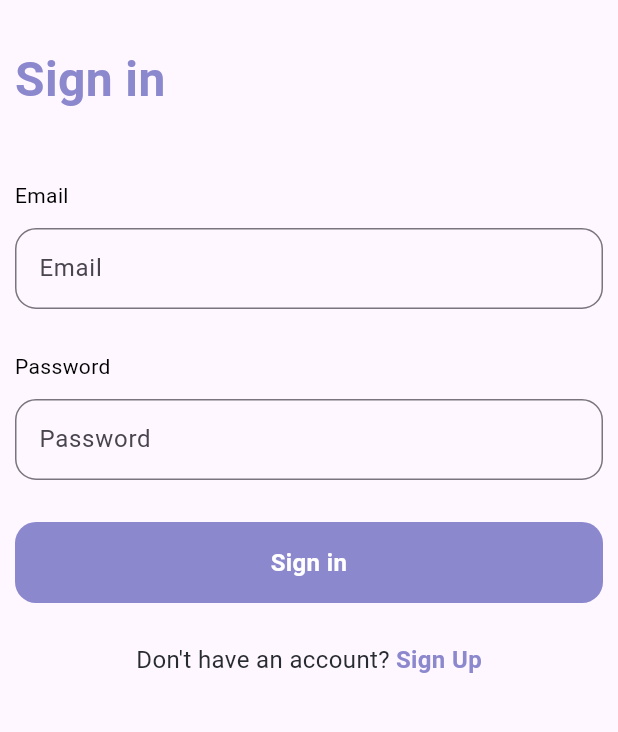
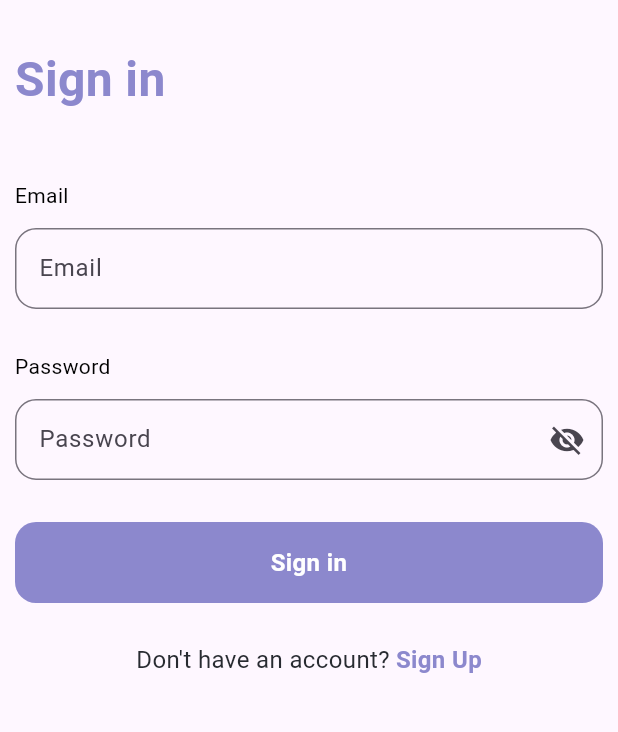
Before and after one commit to shakhawat-khan/easy-do, a Flutter app: the screen it shows after launch, on a phone screen of 412 x 824 dp, the part 270-1002 px from its top. Run offline on Flutter 3.47's test engine with Material 3 defaults, Android fonts, the phone set to English and light mode, and no system bars; our stand-ins replace flutter_riverpod, go_router, riverpod_annotation, sizer; generated files the repository leaves out were written again; Roboto replaces fonts that are missing (Manrope).

```diff
--- a/lib/src/app.dart
+++ b/lib/src/app.dart
@@ -1,4 +1,3 @@
-import 'package:easy_do/src/modules/splash/view/splash_view.dart';
 import 'package:easy_do/src/routing/app_route.dart';
 import 'package:easy_do/src/theme/light/light_theme.dart';
 import 'package:flutter/material.dart';
--- /dev/null
+++ b/lib/src/components/sign_topbar.dart
@@ -0,0 +1,40 @@
+import 'package:easy_do/src/utils/helpers.dart';
+import 'package:flutter/material.dart';
+
+class SIgnInTopBar extends StatelessWidget {
+  const SIgnInTopBar({
+    super.key,
+  });
+
+  @override
+  Widget build(BuildContext context) {
+    return Container(
+      width: MediaQuery.sizeOf(context).width,
+      height: 180,
+      decoration: ShapeDecoration(
+        image: DecorationImage(
+          image: AssetImage(Helpers.splashColor),
+          fit: BoxFit.fill,
+        ),
+        shape: const RoundedRectangleBorder(
+          borderRadius: BorderRadius.only(
+            bottomLeft: Radius.circular(28),
+            bottomRight: Radius.circular(28),
+          ),
+        ),
+      ),
+      child: Center(
+        child: SizedBox(
+          height: 80,
+          width: 80,
+          child: Image(
+            fit: BoxFit.contain,
+            image: AssetImage(
+              Helpers.splashLogo,
+            ),
+          ),
+        ),
+      ),
+    );
+  }
+}
--- a/lib/src/modules/sign_in/view/sign_in_view.dart
+++ b/lib/src/modules/sign_in/view/sign_in_view.dart
@@ -1,14 +1,20 @@
 import 'package:easy_do/src/components/custom_extended_button.dart';
-import 'package:easy_do/src/components/signIn_signUp_text.dart';
+import 'package:easy_do/src/components/signin_signup_text.dart';
+
+import 'package:easy_do/src/components/sign_topbar.dart';
 import 'package:easy_do/src/constants/app_sizer.dart';
-import 'package:easy_do/src/utils/hex_color.dart';
+import 'package:easy_do/src/modules/sign_in/providers/sign_in_provider.dart';
+import 'package:easy_do/src/routing/app_route.dart';
+
 import 'package:flutter/material.dart';
+import 'package:flutter_riverpod/flutter_riverpod.dart';
+import 'package:go_router/go_router.dart';
 
-class SignInView extends StatelessWidget {
+class SignInView extends ConsumerWidget {
   const SignInView({super.key});
 
   @override
-  Widget build(BuildContext context) {
+  Widget build(BuildContext context, WidgetRef ref) {
     return SafeArea(
       child: Scaffold(
         body: SingleChildScrollView(
@@ -16,31 +22,7 @@ class SignInView extends StatelessWidget {
             mainAxisAlignment: MainAxisAlignment.start,
             crossAxisAlignment: CrossAxisAlignment.start,
             children: [
-              Container(
-                width: MediaQuery.sizeOf(context).width,
-                height: 180,
-                decoration: const ShapeDecoration(
-                  image: DecorationImage(
-                    image: AssetImage('assets/images/splash_color.png'),
-                    fit: BoxFit.fill,
-                  ),
-                  shape: RoundedRectangleBorder(
-                    borderRadius: BorderRadius.only(
-                      bottomLeft: Radius.circular(28),
-                      bottomRight: Radius.circular(28),
-                    ),
-                  ),
-                ),
-                child: const Center(
-                  child: SizedBox(
-                    height: 80,
-                    width: 80,
-                    child: Image(
-                        fit: BoxFit.contain,
-                        image: AssetImage('assets/images/splash_logo.png')),
-                  ),
-                ),
-              ),
+              const SIgnInTopBar(),
               gapH24,
               Padding(
                 padding: const EdgeInsets.symmetric(
@@ -77,17 +59,24 @@ class SignInView extends StatelessWidget {
                     ),
                     gapH12,
                     TextFormField(
-                      decoration: const InputDecoration(
+                      obscureText: true,
+                      decoration: InputDecoration(
                         labelText: 'Password',
+                        suffixIcon: IconButton(
+                          onPressed: () {},
+                          icon: ref.watch(signInProviderProvider) == true
+                              ? const Icon(Icons.visibility)
+                              : const Icon(Icons.visibility_off),
+                        ),
                       ),
                     ),
                     gapH28,
                     const CusomExtendedButton(name: 'Sign in'),
                     gapH28,
-                    const Row(
+                    Row(
                       mainAxisAlignment: MainAxisAlignment.center,
                       children: [
-                        Text(
+                        const Text(
                           'Don\'t have an account?',
                           textAlign: TextAlign.center,
                           style: TextStyle(
@@ -99,7 +88,11 @@ class SignInView extends StatelessWidget {
                           ),
                         ),
                         gapW4,
-                        Text(
+                        GestureDetector(
+                          onTap: () {
+                            context.pushNamed(AppRoute.signUp.name);
+                          },
+                          child: const Text(
                             'Sign Up',
                             textAlign: TextAlign.center,
                             style: TextStyle(
@@ -108,6 +101,7 @@ class SignInView extends StatelessWidget {
                               fontFamily: 'Manrope',
                               fontWeight: FontWeight.w600,
                               height: 0,
+                            ),
                           ),
                         )
                       ],
--- a/lib/src/routing/app_route.dart
+++ b/lib/src/routing/app_route.dart
@@ -1,4 +1,5 @@
 import 'package:easy_do/src/modules/sign_in/view/sign_in_view.dart';
+import 'package:easy_do/src/modules/sign_up/view/signup_view.dart';
 import 'package:easy_do/src/modules/splash/view/splash_view.dart';
 
 import 'package:go_router/go_router.dart';
@@ -22,6 +23,11 @@ final GoRouter router = GoRouter(
       path: '/signIn',
       name: AppRoute.signIn.name,
       builder: (context, state) => const SignInView(),
-    )
+    ),
+    GoRoute(
+      path: '/signUp',
+      name: AppRoute.signUp.name,
+      builder: (context, state) => const SignUpView(),
+    ),
   ],
 );
--- /dev/null
+++ b/lib/src/utils/helpers.dart
@@ -0,0 +1,5 @@
+class Helpers {
+  static String splashColor = "assets/images/splash_color.png";
+  static String splashLogo = 'assets/images/splash_logo.png';
+  static String backIcon = 'assets/icons/back-left.png';
+}
```
Also changed, not shown: lib/main.dart (+6 -1 lines), lib/src/components/back_button.dart (added, +34 -0 lines), lib/src/modules/sign_in/providers/sign_in_provider.dart (added, +15 -0 lines), lib/src/modules/sign_up/view/signup_view.dart (added, +31 -0 lines), pubspec.yaml (+9 -0 lines), assets/icons/CaretLeft.png (added), assets/icons/back-left.png (added), lib/src/modules/sign_in/providers/sign_in_provider.g.dart (added), pubspec.lock. Lines whose indentation alone changed are shown as unchanged.
